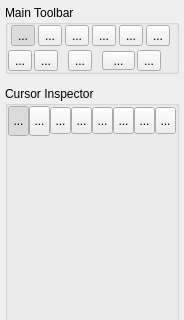
Before: the Qt Designer form GUI/Qt/Windows/MainControlPanel.ui in pyushkevich/itksnap, drawn with Qt 5; both pictures show x 0 to 184 and y 0 to 320 of the 184 by 715 pixel window.
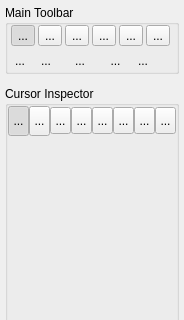
After: the same form once the commit is applied. Icons and pictures are not drawn. Custom widgets are drawn as their Qt base class.

Commit message: Fixed appearance of color label selector button drop-down

Patch:
```diff
--- a/GUI/Qt/Windows/MainControlPanel.ui
+++ b/GUI/Qt/Windows/MainControlPanel.ui
@@ -311,6 +311,9 @@
                <iconset resource="../Resources/SNAPResources.qrc">
                 <normaloff>:/root/icons8_undo-48.png</normaloff>:/root/icons8_undo-48.png</iconset>
               </property>
+              <property name="autoRaise">
+               <bool>true</bool>
+              </property>
              </widget>
             </item>
             <item>
@@ -322,6 +325,9 @@
                <iconset resource="../Resources/SNAPResources.qrc">
                 <normaloff>:/root/icons8_redo-48.png</normaloff>:/root/icons8_redo-48.png</iconset>
               </property>
+              <property name="autoRaise">
+               <bool>true</bool>
+              </property>
              </widget>
             </item>
             <item>
@@ -349,6 +355,9 @@
                <iconset resource="../Resources/SNAPResources.qrc">
                 <normaloff>:/root/layer_Inspector_16.png</normaloff>:/root/layer_Inspector_16.png</iconset>
               </property>
+              <property name="autoRaise">
+               <bool>true</bool>
+              </property>
              </widget>
             </item>
             <item>
@@ -373,13 +382,13 @@
                <string>&lt;html&gt;&lt;head/&gt;&lt;body&gt;&lt;p&gt;&lt;span style=&quot; font-weight:600;&quot;&gt;Quick Label Picker&lt;/span&gt;&lt;br/&gt;&lt;/p&gt;&lt;table border=&quot;0&quot; style=&quot; margin-top:0px; margin-bottom:0px; margin-left:0px; margin-right:0px;&quot; cellspacing=&quot;0&quot; cellpadding=&quot;2&quot;&gt;&lt;tr&gt;&lt;td&gt;&lt;p&gt;Active label:&lt;/p&gt;&lt;/td&gt;&lt;td&gt;&lt;p&gt;&lt;span style=&quot; font-weight:600;&quot;&gt;&lt;!--FgStart--&gt;FFFF&lt;!--FgEnd--&gt;&lt;/span&gt;&lt;/p&gt;&lt;/td&gt;&lt;/tr&gt;&lt;tr&gt;&lt;td&gt;&lt;p&gt;Draw over:&lt;/p&gt;&lt;/td&gt;&lt;td&gt;&lt;p&gt;&lt;span style=&quot; font-weight:600;&quot;&gt;&lt;!--BgStart--&gt;FFFF&lt;!--BgEnd--&gt;&lt;/span&gt;&lt;/p&gt;&lt;/td&gt;&lt;/tr&gt;&lt;/table&gt;&lt;p&gt;Press this button to quickly select the active label for all segmentation operations, and the draw over mask, which determines which previously labeled voxels are affected by segmentation operations.&lt;/p&gt;&lt;/body&gt;&lt;/html&gt;</string>
               </property>
               <property name="styleSheet">
-               <string notr="true">*::menu-indicator {
-    position: relative;
-    top: 2px; left: 12px; /* shift the arrow by 2 px */
+               <string notr="true">QToolButton::menu-indicator {
+  padding-left: 16px;
+  padding-top: 8px;
 }
 
 QToolButton {
-  padding-right: 12px;
+  padding-right: 6px;
 }
 </string>
               </property>
@@ -393,6 +402,9 @@
               <property name="popupMode">
                <enum>QToolButton::InstantPopup</enum>
               </property>
+              <property name="autoRaise">
+               <bool>true</bool>
+              </property>
              </widget>
             </item>
             <item>
@@ -404,6 +416,9 @@
                <iconset resource="../Resources/SNAPResources.qrc">
                 <normaloff>:/root/layer_Inspector_16.png</normaloff>:/root/layer_Inspector_16.png</iconset>
               </property>
+              <property name="autoRaise">
+               <bool>true</bool>
+              </property>
              </widget>
             </item>
             <item>
```
Left out of the diff: 13 changed lines with no effect on the pictures. The commit also changes 2 other files.
